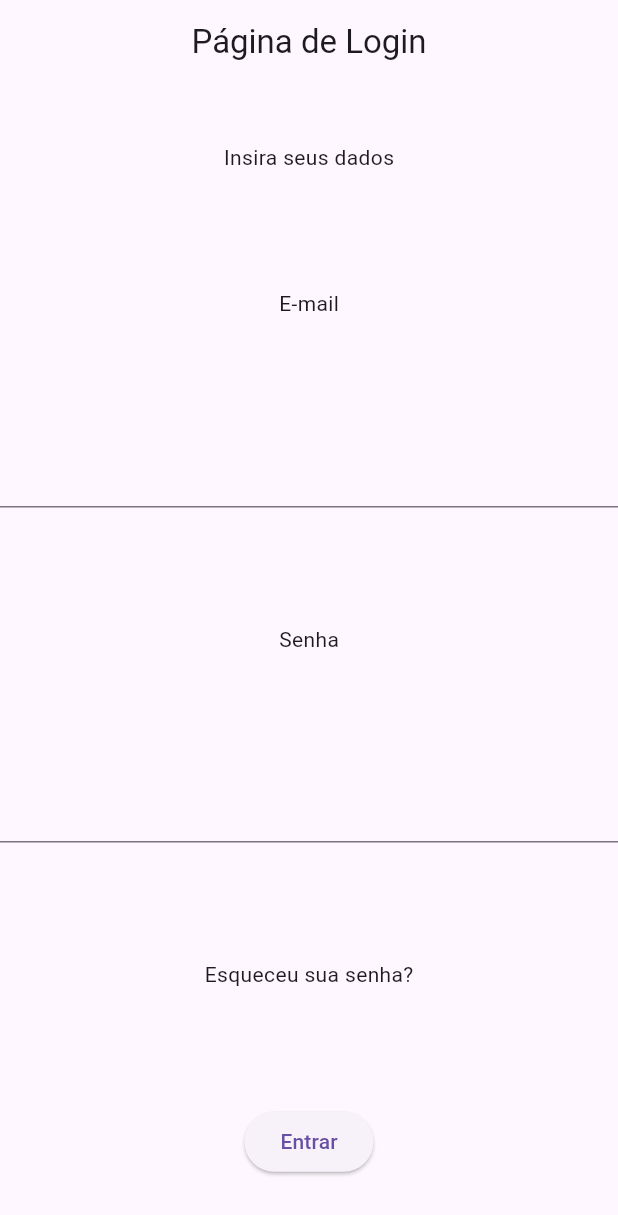
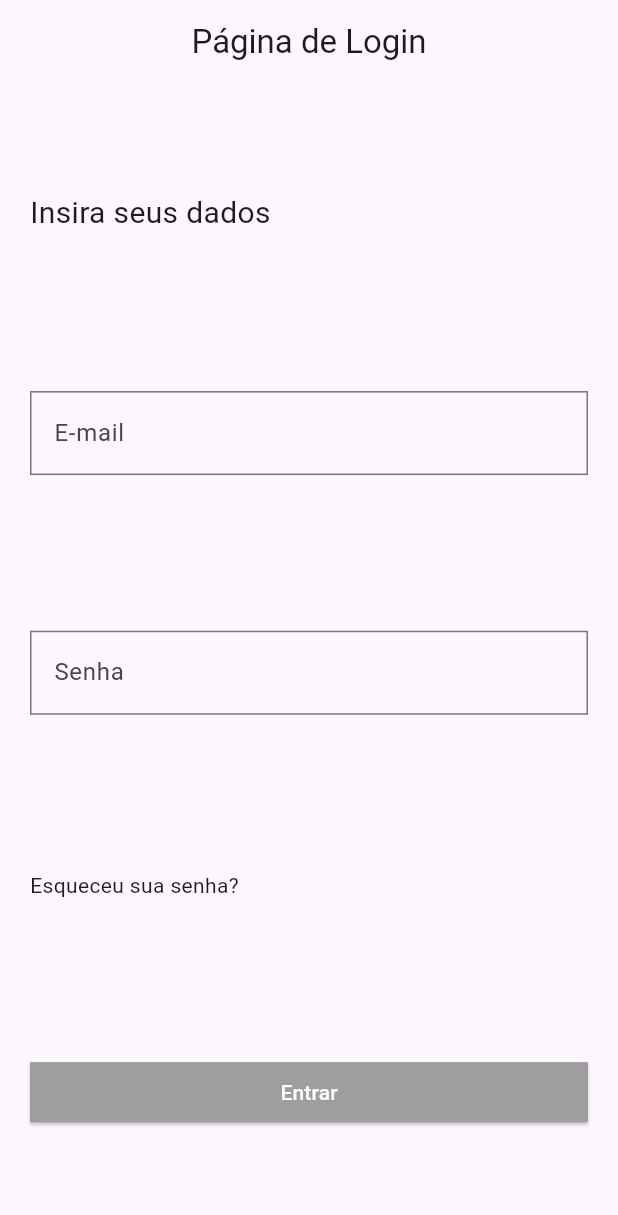
Before and after one commit to GizeleAlves/Aprendendo-Flutter, a Flutter app: the screen it shows after launch, after a tap on "Entrar", on a phone screen of 412 x 824 dp. Shown: the top 1215 px of the screen. Run offline on Flutter 3.47's test engine with Material 3 defaults, Android fonts, the phone set to English and light mode, and no system bars.

Commit message:
Utilizando variáveis em formulários.

```diff
--- a/textfield/lib/main.dart
+++ b/textfield/lib/main.dart
@@ -14,29 +14,72 @@ class MyApp extends StatefulWidget {
 class _MyAppState extends State<MyApp> {
   @override
   Widget build(BuildContext context) {
+    String email = '';
+    String senha = '';
+
     return MaterialApp(
       home: Scaffold(
         appBar: AppBar(
           title: Center(child: Text('Página de Login')),
         ),
-        body: Column(
+        body: Padding(
+          padding: const EdgeInsets.all(20.0),
+          child: Column(
             mainAxisAlignment: MainAxisAlignment.spaceAround,
+            crossAxisAlignment: CrossAxisAlignment.stretch,
             children: [
-            Text('Insira seus dados'),
-            Text('E-mail'),
-            TextField(),
-            Text('Senha'),
-            TextField(),
+              Text(
+                'Insira seus dados',
+                style: TextStyle(fontSize: 20),
+              ),
+              TextField(
+                  decoration: InputDecoration(
+                    labelText: 'E-mail',
+                    border: OutlineInputBorder(
+                      borderRadius: BorderRadius.only(),
+                    ),
+                  ),
+                  onChanged: (text) {
+
+                    email = text;
+                    if (text.contains('@')) {
+                      print('e-mail válido');
+                    } else {
+                      print('E-mail inválido');
+                    }
+                    //print(text);
+                  }),
+              TextField(
+                obscureText: true,
+                decoration: InputDecoration(
+                  labelText: 'Senha',
+                  border: OutlineInputBorder(
+                    borderRadius: BorderRadius.only(),
+                  ),
+                ),
+                onChanged: (value) {
+                  senha = value;
+                },
+              ),
               Text('Esqueceu sua senha?'),
               ElevatedButton(
                 onPressed: () {
                   print('Entrar');
+                  print('E-mail: $email');
+                  print('Senha: $senha');
                 },
+                style: ElevatedButton.styleFrom(
+                  backgroundColor: Colors.grey,
+                  foregroundColor: Colors.white,
+                  shape:
+                      RoundedRectangleBorder(borderRadius: BorderRadius.zero),
+                ),
                 child: Text('Entrar'),
               ),
             ],
           ),
         ),
+      ),
     );
   }
 }
```
Lines whose indentation alone changed are shown as unchanged.
